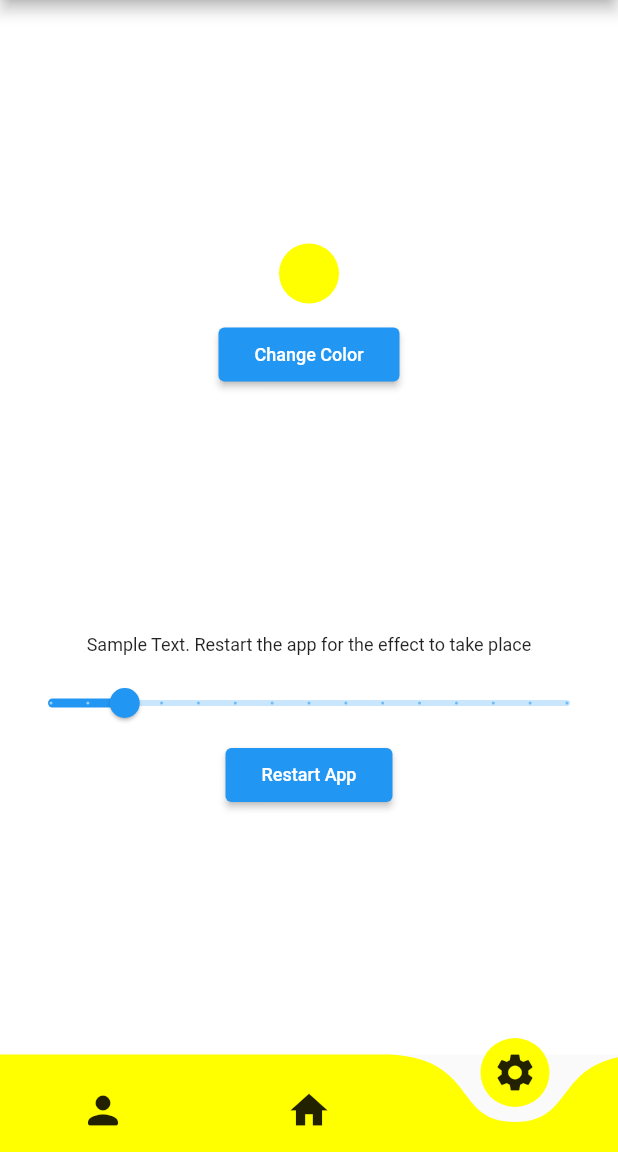
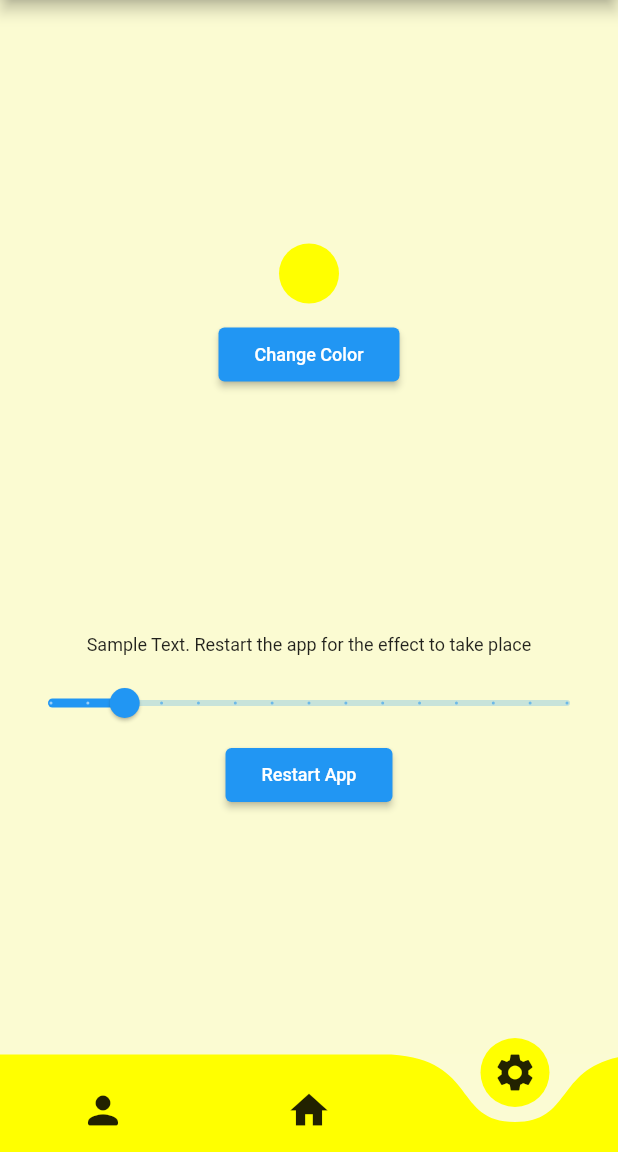
Before and after one commit to Drakunal/debit-credit-manager, a Flutter app: the screen it shows once a user with an empty profile is signed in, item 3 of the bottom bar chosen, on a phone screen of 412 x 824 dp, the part 84-1236 px from its top. Run offline on Flutter 3.47's test engine with Material 2 defaults, Android fonts, the phone set to English and light mode, and no system bars; drawn by our look-alikes of curved_navigation_bar; our stand-ins replace cloud_firestore, date_field, firebase_auth, firebase_core, font_awesome_flutter, google_sign_in and 1 more; missing offline and left inert: restart_app; accounts and stored records are empty.

Commit message:
color fixed in settings

```diff
--- a/lib/screens/home.dart
+++ b/lib/screens/home.dart
@@ -29,6 +29,7 @@ class _HomeState extends State<Home> {
   @override
   Widget build(BuildContext context) {
     return Scaffold(
+      backgroundColor: Preference().getColor().withAlpha(40),
       appBar: AppBar(
         backgroundColor: Preference().getColor(),
         title: Text("Savings++", style: TextStyle(color: Colors.black)),
--- a/lib/screens/profile.dart
+++ b/lib/screens/profile.dart
@@ -14,6 +14,7 @@ class _ProfileState extends State<Profile> {
   @override
   Widget build(BuildContext context) {
     return Scaffold(
+      backgroundColor: Preference().getColor().withAlpha(40),
       body: Center(
         child: Stack(
           children: [_getCard(), _getAvatar()],
--- a/lib/screens/settings.dart
+++ b/lib/screens/settings.dart
@@ -26,7 +26,7 @@ class _SettingsState extends State<Settings> {
   @override
   Widget build(BuildContext context) {
     return Scaffold(
-      backgroundColor: Colors.white,
+      backgroundColor: colorR.withAlpha(1),
       body: Container(
           child: Padding(
         padding: const EdgeInsets.all(8.0),
```
